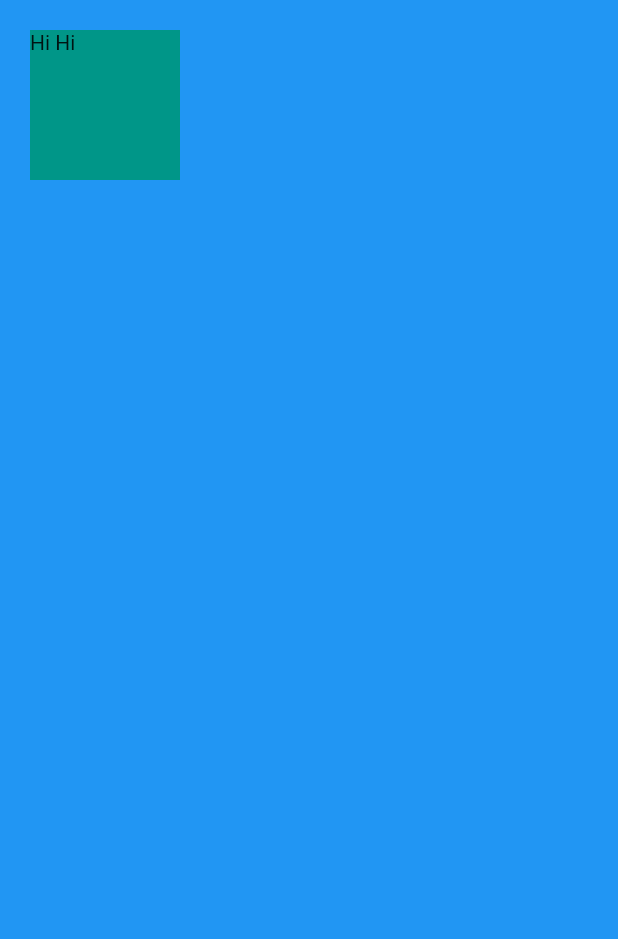
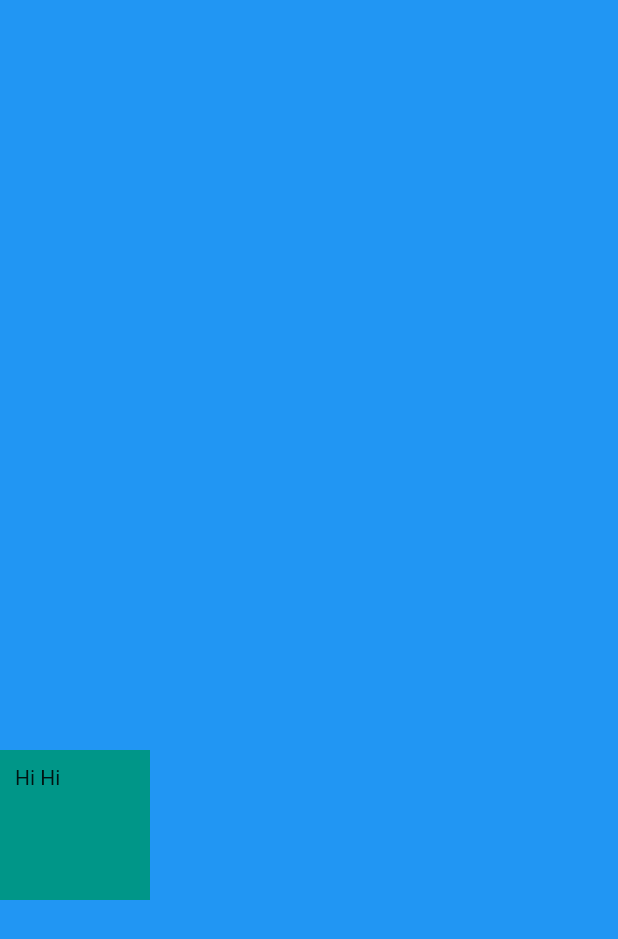
Before and after one commit to C17AN/i-love-flutter, a Flutter app: the screen it shows after launch, on a phone screen of 412 x 824 dp. Shown: the top 939 px of the screen. Run offline on Flutter 3.47's test engine with Material 2 defaults, Android fonts, the phone set to English and light mode, and no system bars.

Commit message:
feat: Container(single childed) / Row & Column(multi childed)

```diff
--- a/mi_card_flutter-master/lib/main.dart
+++ b/mi_card_flutter-master/lib/main.dart
@@ -15,7 +15,8 @@ class MyApp extends StatelessWidget {
           child: Container(
             height: 100,
             width: 100,
-            margin: EdgeInsets.all(20),
+            margin: EdgeInsets.only(top: 500),
+            padding: EdgeInsets.all(10),
             color: Colors.teal,
             child: Text("Hi Hi"),
           ),
```
